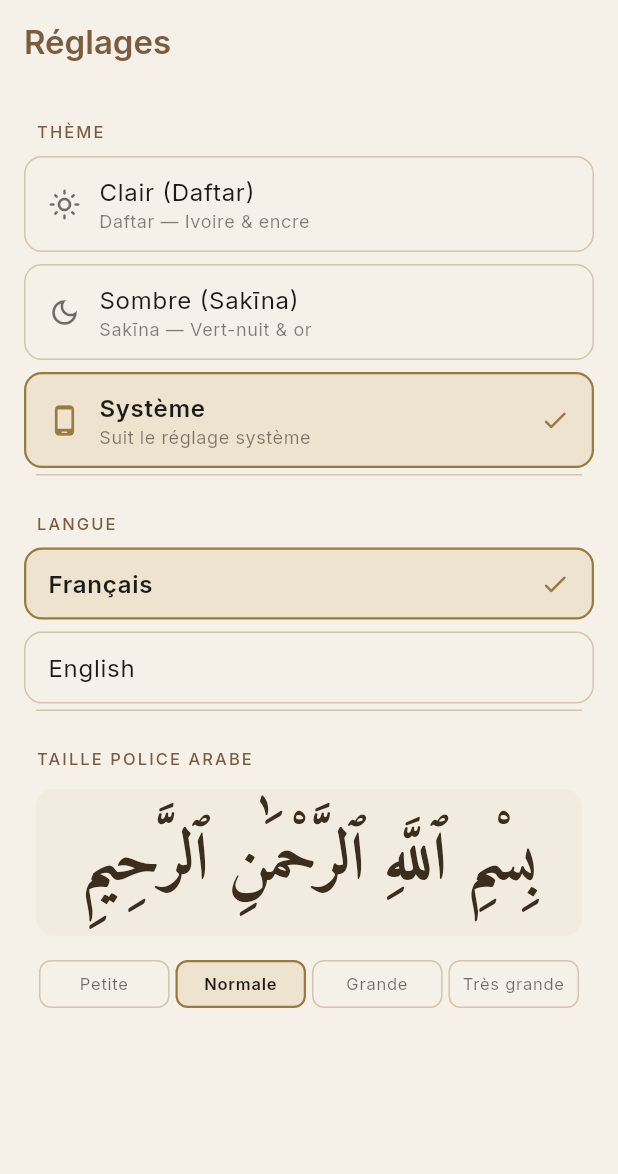
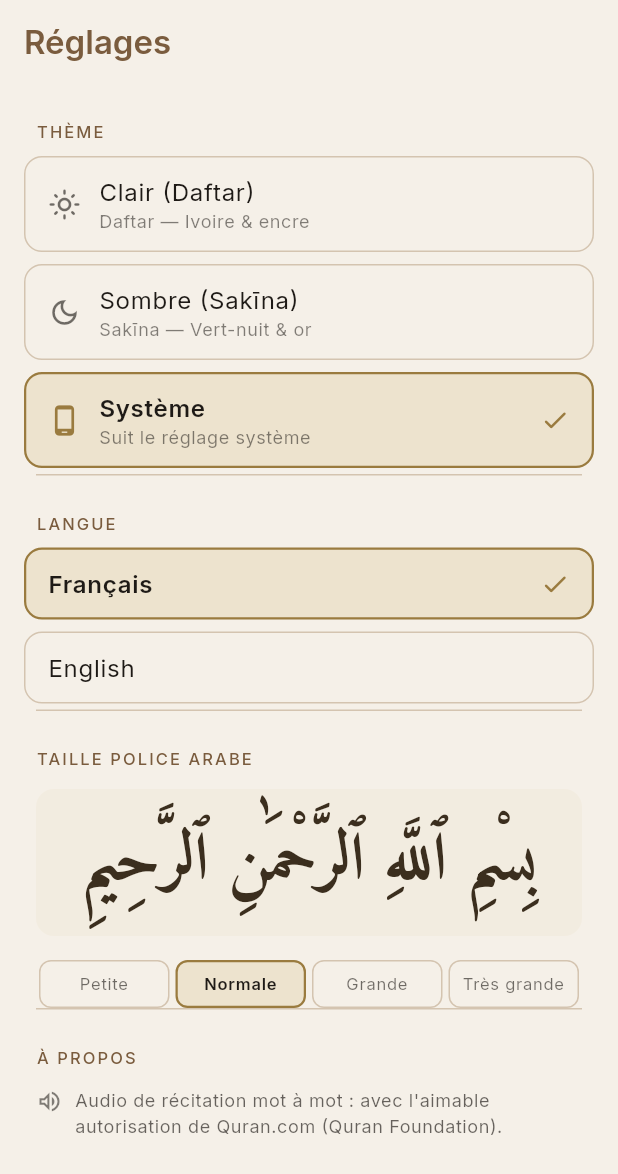
Before and after one commit to nouhouari/afham, a Flutter app: the SettingsScreen screen opened by its route, on a phone screen of 412 x 824 dp. Shown: the top 1174 px of the screen. Run offline on Flutter 3.47's test engine with Material 3 defaults, Android fonts, the phone set to English and light mode, and no system bars; our stand-ins replace drift, drift_flutter, flutter_riverpod, go_router, just_audio, riverpod_annotation and 1 more; missing offline and left inert: slang; accounts and stored records are empty; generated files the repository leaves out were written again.

Commit message:
feat(settings): add About section with audio attribution
Credit the word-by-word recitation audio (Quran.com / Quran Foundation) in a new
About section on the Settings screen, FR + EN. Prepares attribution ahead of the
licensing-permission request (docs/audio-license-request.md).

Co-Authored-By: Claude Opus 4.8 (1M context) <noreply@anthropic.com>

```diff
--- a/lib/core/i18n/en.i18n.json
+++ b/lib/core/i18n/en.i18n.json
@@ -24,7 +24,9 @@
     "arabicScaleSmall": "Small",
     "arabicScaleNormal": "Normal",
     "arabicScaleLarge": "Large",
-    "arabicScaleXLarge": "X-Large"
+    "arabicScaleXLarge": "X-Large",
+    "about": "About",
+    "audioCredit": "Word-by-word recitation audio courtesy of Quran.com (Quran Foundation)."
   },
   "word": {
     "translation": "Translation",
--- a/lib/core/i18n/fr.i18n.json
+++ b/lib/core/i18n/fr.i18n.json
@@ -24,7 +24,9 @@
     "arabicScaleSmall": "Petite",
     "arabicScaleNormal": "Normale",
     "arabicScaleLarge": "Grande",
-    "arabicScaleXLarge": "Très grande"
+    "arabicScaleXLarge": "Très grande",
+    "about": "À propos",
+    "audioCredit": "Audio de récitation mot à mot : avec l'aimable autorisation de Quran.com (Quran Foundation)."
   },
   "word": {
     "translation": "Traduction",
--- a/lib/features/settings/settings_screen.dart
+++ b/lib/features/settings/settings_screen.dart
@@ -96,6 +96,53 @@ class SettingsScreen extends ConsumerWidget {
           _ArabicScalePreview(tokens: tokens),
           const SizedBox(height: Spacing.sm),
           _ScaleOptionRow(tokens: tokens, strings: strings),
+
+          const _Divider(),
+
+          // ── About / credits section ───────────────────────────────────────────
+          _SectionHeader(label: strings.settings.about),
+          _CreditLine(
+            icon: Icons.volume_up_outlined,
+            text: strings.settings.audioCredit,
+          ),
+        ],
+      ),
+    );
+  }
+}
+
+// ── Credit line ───────────────────────────────────────────────────────────────
+
+class _CreditLine extends StatelessWidget {
+  const _CreditLine({required this.icon, required this.text});
+
+  final IconData icon;
+  final String text;
+
+  @override
+  Widget build(BuildContext context) {
+    final colorScheme = Theme.of(context).colorScheme;
+    return Padding(
+      padding: const EdgeInsets.fromLTRB(
+        Spacing.xl,
+        Spacing.sm,
+        Spacing.xl,
+        Spacing.sm,
+      ),
+      child: Row(
+        crossAxisAlignment: CrossAxisAlignment.start,
+        children: [
+          Icon(icon, size: 18, color: colorScheme.onSurface.withAlpha(140)),
+          const SizedBox(width: Spacing.sm),
+          Expanded(
+            child: Text(
+              text,
+              style: Theme.of(context).textTheme.bodySmall?.copyWith(
+                color: colorScheme.onSurface.withAlpha(170),
+                height: 1.4,
+              ),
+            ),
+          ),
         ],
       ),
     );
```
Also changed, not shown: lib/core/i18n/strings.g.dart, lib/core/i18n/strings_en.g.dart, lib/core/i18n/strings_fr.g.dart.
